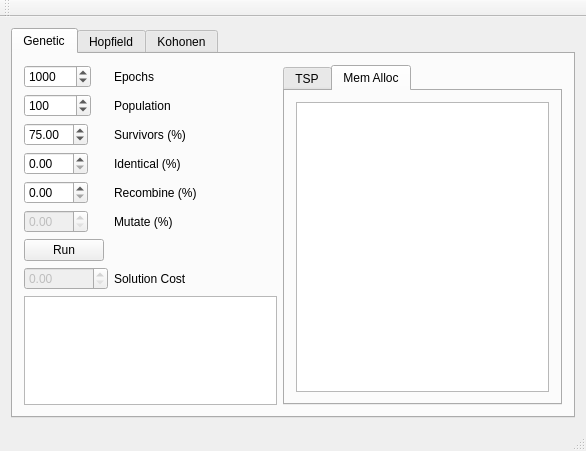
First picture: the form in src/mainwindow.ui, repository balsini/NeuroLab, before the edit.
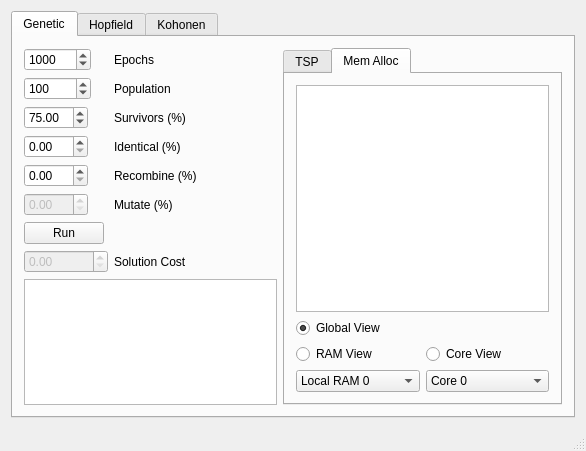
Second picture: the form after the edit. Custom widgets are drawn as their Qt base class.

Commit message: Basic memory allocation

```diff
--- a/src/mainwindow.ui
+++ b/src/mainwindow.ui
@@ -192,7 +192,112 @@
            </attribute>
            <layout class="QGridLayout" name="gridLayout_3">
             <item row="0" column="0">
-             <widget class="QGraphicsView" name="MEMALLOCView"/>
+             <widget class="MemoryAllocationDisplay" name="MemAllocView">
+              <property name="autoFillBackground">
+               <bool>false</bool>
+              </property>
+              <property name="backgroundBrush">
+               <brush brushstyle="SolidPattern">
+                <color alpha="255">
+                 <red>255</red>
+                 <green>255</green>
+                 <blue>255</blue>
+                </color>
+               </brush>
+              </property>
+             </widget>
+            </item>
+            <item row="2" column="0">
+             <layout class="QHBoxLayout" name="horizontalLayout">
+              <item>
+               <layout class="QVBoxLayout" name="verticalLayout_3">
+                <item>
+                 <widget class="QRadioButton" name="radioButton_2">
+                  <property name="text">
+                   <string>RAM View</string>
+                  </property>
+                  <property name="checked">
+                   <bool>false</bool>
+                  </property>
+                 </widget>
+                </item>
+                <item>
+                 <widget class="QComboBox" name="comboBox_2">
+                  <item>
+                   <property name="text">
+                    <string>Local RAM 0</string>
+                   </property>
+                  </item>
+                  <item>
+                   <property name="text">
+                    <string>Local RAM 1</string>
+                   </property>
+                  </item>
+                  <item>
+                   <property name="text">
+                    <string>Local RAM 2</string>
+                   </property>
+                  </item>
+                  <item>
+                   <property name="text">
+                    <string>Local RAM 3</string>
+                   </property>
+                  </item>
+                  <item>
+                   <property name="text">
+                    <string>Global RAM</string>
+                   </property>
+                  </item>
+                 </widget>
+                </item>
+               </layout>
+              </item>
+              <item>
+               <layout class="QVBoxLayout" name="verticalLayout_2">
+                <item>
+                 <widget class="QRadioButton" name="radioButton">
+                  <property name="text">
+                   <string>Core View</string>
+                  </property>
+                 </widget>
+                </item>
+                <item>
+                 <widget class="QComboBox" name="comboBox">
+                  <item>
+                   <property name="text">
+                    <string>Core 0</string>
+                   </property>
+                  </item>
+                  <item>
+                   <property name="text">
+                    <string>Core 1</string>
+                   </property>
+                  </item>
+                  <item>
+                   <property name="text">
+                    <string>Core 2</string>
+                   </property>
+                  </item>
+                  <item>
+                   <property name="text">
+                    <string>Core 3</string>
+                   </property>
+                  </item>
+                 </widget>
+                </item>
+               </layout>
+              </item>
+             </layout>
+            </item>
+            <item row="1" column="0">
+             <widget class="QRadioButton" name="radioButton_3">
+              <property name="text">
+               <string>Global View</string>
+              </property>
+              <property name="checked">
+               <bool>true</bool>
+              </property>
+             </widget>
             </item>
            </layout>
           </widget>
@@ -263,14 +368,6 @@
     </rect>
    </property>
   </widget>
-  <widget class="QToolBar" name="mainToolBar">
-   <attribute name="toolBarArea">
-    <enum>TopToolBarArea</enum>
-   </attribute>
-   <attribute name="toolBarBreak">
-    <bool>false</bool>
-   </attribute>
-  </widget>
   <widget class="QStatusBar" name="statusBar"/>
  </widget>
  <layoutdefault spacing="6" margin="11"/>
@@ -280,6 +377,11 @@
    <extends>QGraphicsView</extends>
    <header>gaerrorplot.h</header>
   </customwidget>
+  <customwidget>
+   <class>MemoryAllocationDisplay</class>
+   <extends>QGraphicsView</extends>
+   <header>memory_allocation/memoryallocationdisplay.h</header>
+  </customwidget>
  </customwidgets>
  <resources/>
  <connections/>
```
Left out of the diff: 19 changed lines with no effect on the pictures. The commit also changes 12 other files.
